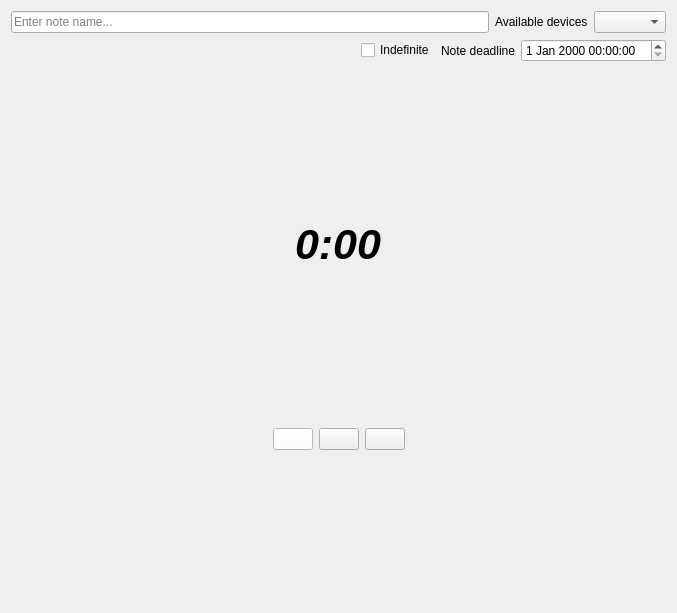
Eixini/Notessa, file Notessa/voice_note/ui/create_voice_note_widget.ui: the form before one commit.
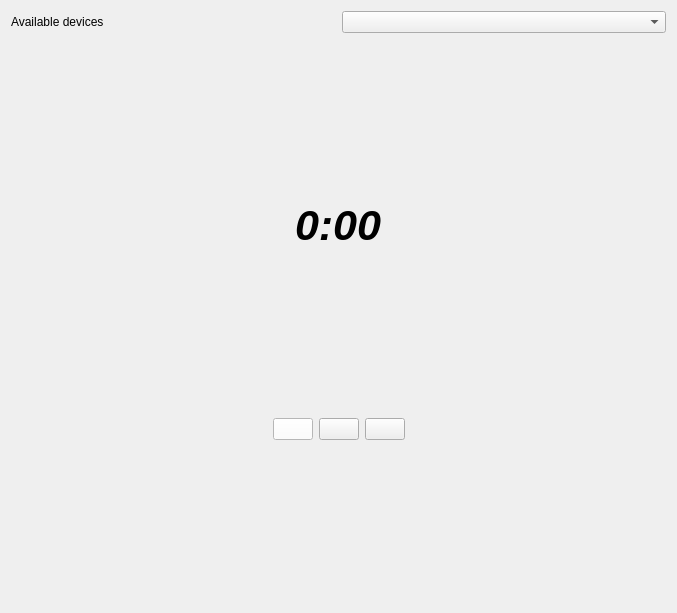
The form after the commit. Icons and pictures are not drawn.

Commit message:
A feature for changing note information is being implemented.
A window for entering the name and deadline of notes has been implemented instead of individual fields in the note creation widgets.

Diff of the .ui file:
```diff
--- a/Notessa/voice_note/ui/create_voice_note_widget.ui
+++ b/Notessa/voice_note/ui/create_voice_note_widget.ui
@@ -16,16 +16,6 @@
   <layout class="QVBoxLayout" name="verticalLayout">
    <item>
     <layout class="QHBoxLayout" name="up_horizontal_layout">
-     <item>
-      <widget class="QLineEdit" name="voicenote_name_lineedit">
-       <property name="frame">
-        <bool>true</bool>
-       </property>
-       <property name="placeholderText">
-        <string>Enter note name...</string>
-       </property>
-      </widget>
-     </item>
      <item>
       <widget class="QLabel" name="available_devices_label">
        <property name="text">
@@ -38,54 +28,6 @@
      </item>
     </layout>
    </item>
-   <item>
-    <layout class="QHBoxLayout" name="horizontalLayout_2">
-     <item>
-      <spacer name="horizontalSpacer_6">
-       <property name="orientation">
-        <enum>Qt::Horizontal</enum>
-       </property>
-       <property name="sizeHint" stdset="0">
-        <size>
-         <width>40</width>
-         <height>20</height>
-        </size>
-       </property>
-      </spacer>
-     </item>
-     <item>
-      <widget class="QCheckBox" name="indefinite_checkbox">
-       <property name="text">
-        <string>Indefinite</string>
-       </property>
-      </widget>
-     </item>
-     <item>
-      <widget class="QLabel" name="note_deadline_label">
-       <property name="text">
-        <string>Note deadline</string>
-       </property>
-      </widget>
-     </item>
-     <item>
-      <widget class="QDateTimeEdit" name="note_date_time_edit">
-       <property name="minimumDateTime">
-        <datetime>
-         <hour>0</hour>
-         <minute>0</minute>
-         <second>0</second>
-         <year>1970</year>
-         <month>1</month>
-         <day>1</day>
-        </datetime>
-       </property>
-       <property name="calendarPopup">
-        <bool>false</bool>
-       </property>
-      </widget>
-     </item>
-    </layout>
-   </item>
    <item>
     <spacer name="verticalSpacer_2">
      <property name="orientation">
```
Left out of the diff: 23 changed lines with no effect on the pictures. The commit also changes 26 other files.
